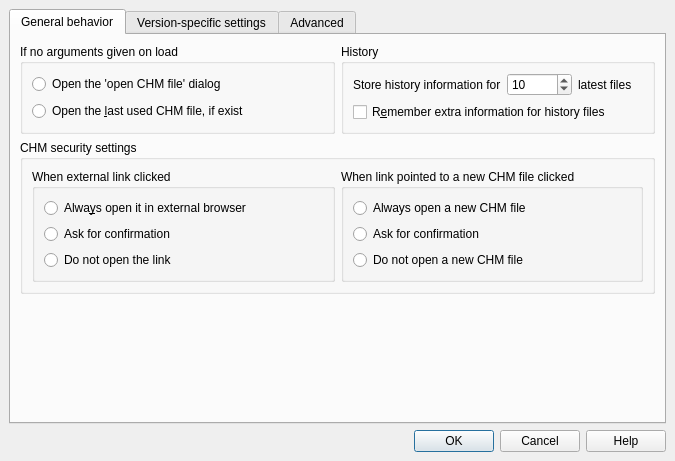
gyunaev/kchmviewer, file src/dialog_setup.ui: the form before one commit.
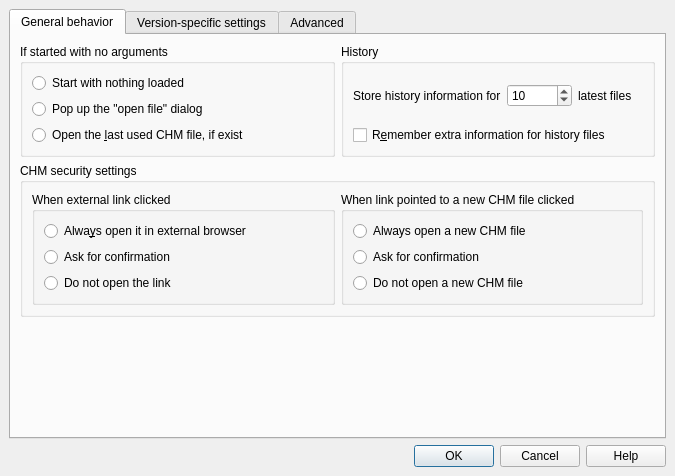
The form after the commit.

Commit message: Now the application can start without opening a CHM file. Startup mode is selected in settings.

What changed in the file:
```diff
--- a/src/dialog_setup.ui
+++ b/src/dialog_setup.ui
@@ -7,7 +7,7 @@
     <x>0</x>
     <y>0</y>
     <width>675</width>
-    <height>461</height>
+    <height>476</height>
    </rect>
   </property>
   <property name="sizePolicy">
@@ -59,7 +59,7 @@
          <item>
           <widget class="QGroupBox" name="buttonGroup1">
            <property name="title">
-            <string>If no arguments given on load</string>
+            <string>If started with no arguments</string>
            </property>
            <layout class="QVBoxLayout">
             <property name="spacing">
@@ -68,10 +68,17 @@
             <property name="margin">
              <number>9</number>
             </property>
+            <item>
+             <widget class="QRadioButton" name="rbStartWithNothing">
+              <property name="text">
+               <string>Start with nothing loaded</string>
+              </property>
+             </widget>
+            </item>
             <item>
              <widget class="QRadioButton" name="m_radioOnBeginOpenDialog">
               <property name="text">
-               <string>Open the 'open CHM file' dialog</string>
+               <string>Pop up the &quot;open file&quot; dialog</string>
               </property>
              </widget>
             </item>
```
The commit also changes 6 other files.
